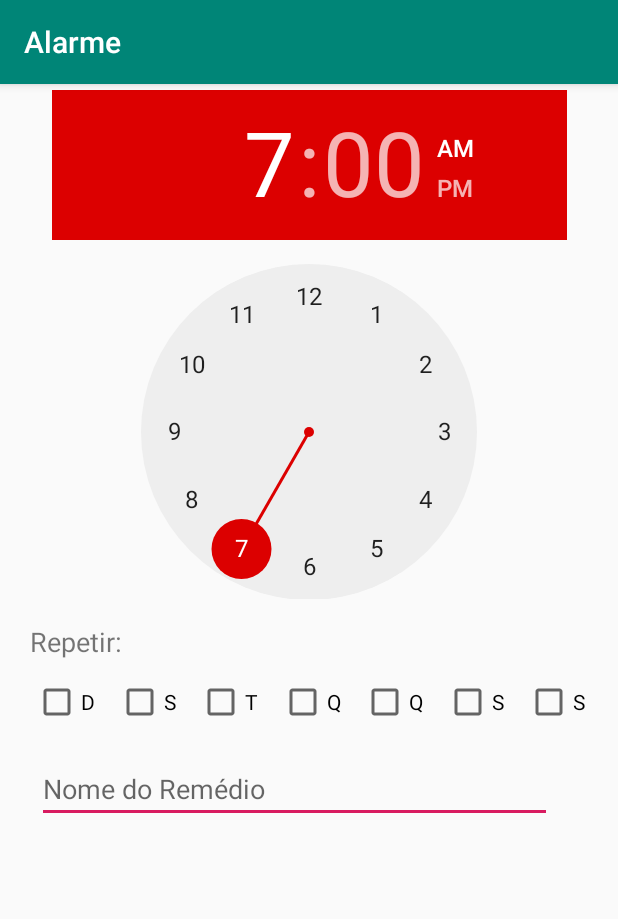
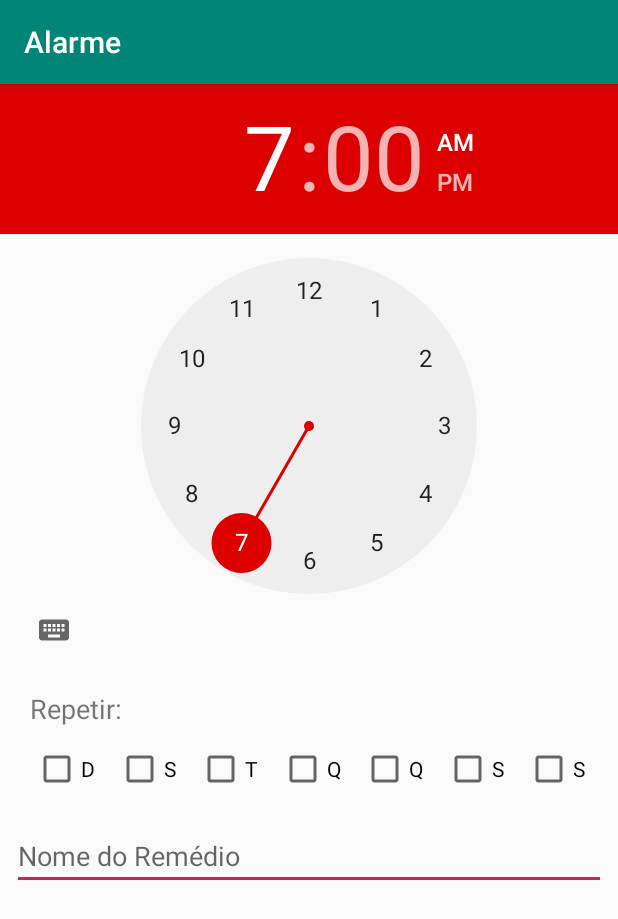
Before and after one commit to vluk4/FSH_APP, an Android app: the AlarmeActivity screen opened directly, with no data from a screen before it, on a phone screen of 412 x 824 dp. Shown: the top 919 px of the screen. Run offline under Robolectric (Android 15) with nearby library versions, the phone set to English and light mode, and no system bars.

Commit message:
Modificando layout.

```diff
--- a/app/build.gradle
+++ b/app/build.gradle
@@ -4,7 +4,7 @@ android {
     compileSdkVersion 28
     defaultConfig {
         applicationId "com.example.aluca.fshealth"
-        minSdkVersion 15
+        minSdkVersion 21
         targetSdkVersion 28
         versionCode 1
         versionName "1.0"
--- a/app/src/main/res/layout/activity_alarm.xml
+++ b/app/src/main/res/layout/activity_alarm.xml
@@ -1,15 +1,18 @@
 <?xml version="1.0" encoding="utf-8"?>
-<android.support.constraint.ConstraintLayout xmlns:android="http://schemas.android.com/apk/res/android"
+<ScrollView xmlns:android="http://schemas.android.com/apk/res/android"
     xmlns:app="http://schemas.android.com/apk/res-auto"
     android:layout_width="match_parent"
     android:layout_height="match_parent">
+
+    <android.support.constraint.ConstraintLayout
+        android:layout_width="match_parent"
+        android:layout_height="wrap_content">
 
 
         <TextView
             android:layout_width="100dp"
             android:layout_height="30dp"
             android:layout_marginStart="20dp"
-        android:layout_marginLeft="20dp"
             android:layout_marginTop="16dp"
             android:text="@string/repetir"
             android:textSize="18sp"
@@ -81,7 +84,6 @@
             android:layout_width="wrap_content"
             android:layout_height="wrap_content"
             android:layout_marginEnd="8dp"
-        android:layout_marginRight="8dp"
             android:text="@string/s"
             app:layout_constraintBottom_toBottomOf="@+id/checkBox11"
             app:layout_constraintEnd_toEndOf="parent"
@@ -95,7 +97,6 @@
             android:layout_width="wrap_content"
             android:layout_height="wrap_content"
             android:layout_marginStart="8dp"
-        android:layout_marginLeft="8dp"
             android:layout_marginBottom="8dp"
             android:text="@string/d"
             app:layout_constraintBottom_toTopOf="@+id/editText"
@@ -106,21 +107,16 @@
             app:layout_constraintVertical_bias="0.821" />
 
         <TimePicker
-        android:numbersSelectorColor="#dc0000"
+            android:id="@+id/timePicker"
+            android:layout_width="wrap_content"
+            android:layout_height="wrap_content"
             android:amPmBackgroundColor="#dc0000"
-        android:numbersInnerTextColor="#dc0000"
             android:backgroundTint="#dc0000"
             android:headerBackground="#dc0000"
-        android:id="@+id/timePicker"
-        android:layout_width="343dp"
-        android:layout_height="339dp"
-        android:layout_marginStart="2dp"
-        android:layout_marginLeft="2dp"
-        android:layout_marginTop="4dp"
-        android:layout_marginEnd="2dp"
-        android:layout_marginRight="2dp"
+            android:numbersSelectorColor="#dc0000"
             android:timePickerMode="clock"
             app:layout_constraintEnd_toEndOf="parent"
+            app:layout_constraintHorizontal_bias="0.55"
             app:layout_constraintStart_toStartOf="parent"
             app:layout_constraintTop_toTopOf="parent">
 
@@ -128,7 +124,7 @@
 
         <EditText
             android:id="@+id/editText"
-        android:layout_width="343dp"
+            android:layout_width="match_parent"
             android:layout_height="wrap_content"
             android:layout_marginStart="8dp"
             android:layout_marginLeft="8dp"
@@ -136,11 +132,13 @@
             android:layout_marginEnd="8dp"
             android:layout_marginRight="8dp"
             android:ems="10"
+            android:hint="@string/nome_do_rem_dio"
+            android:importantForAutofill="no"
             android:inputType="textPersonName"
-        android:hint="@string/nome_do_rem_dio"
             app:layout_constraintEnd_toEndOf="parent"
             app:layout_constraintHorizontal_bias="0.32"
             app:layout_constraintStart_toStartOf="parent"
             app:layout_constraintTop_toBottomOf="@+id/timePicker" />
 
     </android.support.constraint.ConstraintLayout>
+</ScrollView>
```
Lines whose indentation alone changed are shown as unchanged.
